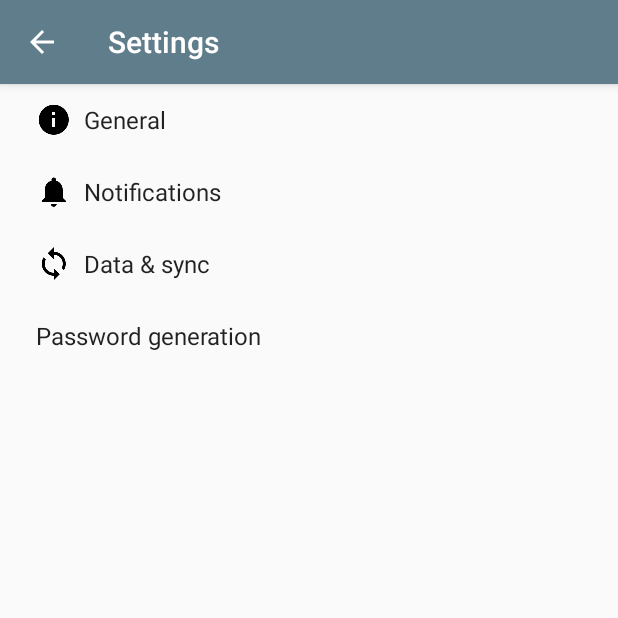
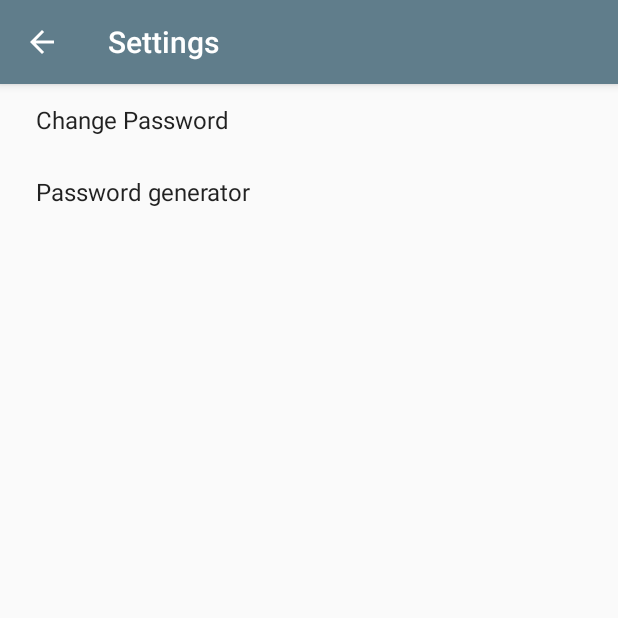
Before and after one commit to mhekkel/keylocker, an Android app: the screen it shows after launch (SettingsActivity), in the options menu, after a tap on "Settings", on a phone screen of 412 x 824 dp, the top half of it. Run offline under Robolectric (Android 15) with nearby library versions, the phone set to English and light mode, and no system bars; libraries missing offline, so code that uses them is left out: org.simpleframework.xml; 4 statements that could not run were skipped.

Commit message:
- instellingen werk

```diff
--- a/app/src/main/java/com/hekkelman/keylocker/InitActivity.java
+++ b/app/src/main/java/com/hekkelman/keylocker/InitActivity.java
@@ -4,17 +4,14 @@ import android.app.AlertDialog;
 import android.content.Intent;
 import android.support.v7.app.AppCompatActivity;
 import android.os.Bundle;
-import android.text.Editable;
 import android.text.InputType;
 import android.view.View;
 import android.widget.Button;
-import android.widget.CheckBox;
 import android.widget.CompoundButton;
 import android.widget.EditText;
 import android.widget.Switch;
 
-import com.hekkelman.keylocker.com.hekkelman.keylocker.datamodel.Key;
-import com.hekkelman.keylocker.com.hekkelman.keylocker.datamodel.KeyDb;
+import com.hekkelman.keylocker.datamodel.KeyDb;
 
 import java.io.File;
 
--- a/app/src/main/java/com/hekkelman/keylocker/MainActivity.java
+++ b/app/src/main/java/com/hekkelman/keylocker/MainActivity.java
@@ -26,8 +26,8 @@ import android.widget.ListView;
 import android.widget.TextView;
 import android.widget.Toast;
 
-import com.hekkelman.keylocker.com.hekkelman.keylocker.datamodel.Key;
-import com.hekkelman.keylocker.com.hekkelman.keylocker.datamodel.KeyDb;
+import com.hekkelman.keylocker.datamodel.Key;
+import com.hekkelman.keylocker.datamodel.KeyDb;
 
 import java.io.File;
 import java.util.List;
--- a/app/src/main/java/com/hekkelman/keylocker/UnlockActivity.java
+++ b/app/src/main/java/com/hekkelman/keylocker/UnlockActivity.java
@@ -13,7 +13,6 @@ import android.os.AsyncTask;
 import android.os.Build;
 import android.os.Bundle;
 import android.text.TextUtils;
-import android.util.Log;
 import android.view.KeyEvent;
 import android.view.View;
 import android.view.View.OnClickListener;
@@ -22,8 +21,7 @@ import android.widget.Button;
 import android.widget.EditText;
 import android.widget.TextView;
 
-import com.hekkelman.keylocker.com.hekkelman.keylocker.datamodel.Key;
-import com.hekkelman.keylocker.com.hekkelman.keylocker.datamodel.KeyDb;
+import com.hekkelman.keylocker.datamodel.KeyDb;
 
 import java.io.File;
 
--- a/app/src/main/java/com/hekkelman/keylocker/com/hekkelman/keylocker/datamodel/Key.java
+++ b/app/src/main/java/com/hekkelman/keylocker/datamodel/Key.java
@@ -1,4 +1,4 @@
-package com.hekkelman.keylocker.com.hekkelman.keylocker.datamodel;
+package com.hekkelman.keylocker.datamodel;
 
 import java.io.StringWriter;
 import java.text.ParseException;
--- a/app/src/main/java/com/hekkelman/keylocker/com/hekkelman/keylocker/datamodel/KeyChain.java
+++ b/app/src/main/java/com/hekkelman/keylocker/datamodel/KeyChain.java
@@ -1,7 +1,6 @@
-package com.hekkelman.keylocker.com.hekkelman.keylocker.datamodel;
+package com.hekkelman.keylocker.datamodel;
 
 
-import java.util.Collections;
 import java.util.Iterator;
 import java.util.List;
 import java.util.Vector;
--- a/app/src/main/java/com/hekkelman/keylocker/com/hekkelman/keylocker/datamodel/KeyDb.java
+++ b/app/src/main/java/com/hekkelman/keylocker/datamodel/KeyDb.java
@@ -1,10 +1,9 @@
-package com.hekkelman.keylocker.com.hekkelman.keylocker.datamodel;
+package com.hekkelman.keylocker.datamodel;
 
 import java.io.ByteArrayInputStream;
 import java.io.ByteArrayOutputStream;
 import java.io.File;
 import java.io.FileInputStream;
-import java.io.FileNotFoundException;
 import java.io.FileOutputStream;
 import java.io.InputStream;
 import java.io.OutputStream;
--- a/app/src/main/java/com/hekkelman/keylocker/com/hekkelman/keylocker/datamodel/Note.java
+++ b/app/src/main/java/com/hekkelman/keylocker/datamodel/Note.java
@@ -1,4 +1,4 @@
-package com.hekkelman.keylocker.com.hekkelman.keylocker.datamodel;
+package com.hekkelman.keylocker.datamodel;
 
 import java.text.SimpleDateFormat;
 import java.util.Date;
--- a/app/src/main/java/com/hekkelman/keylocker/xmlenc/DerivedKey.java
+++ b/app/src/main/java/com/hekkelman/keylocker/xmlenc/DerivedKey.java
@@ -18,7 +18,7 @@ public class DerivedKey {
 		this.method = new KeyDerivationMethod();
 	}
 
-	public Key getKey(char[] password) {
-		return method.getKey(password);
+	public Key getKey(char[] password, boolean newSalt) {
+		return method.getKey(password, newSalt);
 	}
 }
--- a/app/src/main/java/com/hekkelman/keylocker/xmlenc/EncryptedData.java
+++ b/app/src/main/java/com/hekkelman/keylocker/xmlenc/EncryptedData.java
@@ -4,17 +4,20 @@ import android.util.Base64;
 
 import java.io.ByteArrayInputStream;
 import java.io.ByteArrayOutputStream;
+import java.io.IOException;
 import java.io.InputStream;
 import java.io.OutputStream;
 import java.security.GeneralSecurityException;
 import java.security.InvalidAlgorithmParameterException;
 import java.security.InvalidKeyException;
 import java.security.Key;
+import java.security.NoSuchAlgorithmException;
 import java.security.SecureRandom;
 
 import javax.crypto.Cipher;
 import javax.crypto.CipherInputStream;
 import javax.crypto.CipherOutputStream;
+import javax.crypto.NoSuchPaddingException;
 import javax.crypto.spec.IvParameterSpec;
 import javax.crypto.spec.SecretKeySpec;
 
@@ -59,7 +62,7 @@ public class EncryptedData
 		Serializer serializer = new Persister();
 		EncryptedData encData = serializer.read(EncryptedData.class, is);
 
-		Key key = encData.keyInfo.getKey(password);
+		Key key = encData.keyInfo.getKey(password, false);
 
 		byte[] data = Base64.decode(encData.value, Base64.DEFAULT);
 		byte[] iv = new byte[KEY_BYTE_SIZE];
@@ -74,9 +77,7 @@ public class EncryptedData
 		return new CipherInputStream(new ByteArrayInputStream(data, KEY_BYTE_SIZE, data.length - KEY_BYTE_SIZE), cipher);
 	}
 
-	static public void encrypt(char[] password, InputStream data, OutputStream os)
-	{
-		try {
+	static public void encrypt(char[] password, InputStream data, OutputStream os) throws Exception {
 		EncryptedData encData = new EncryptedData();
 
 		byte[] iv = new byte[KEY_BYTE_SIZE];
@@ -87,7 +88,7 @@ public class EncryptedData
 		ByteArrayOutputStream bs = new ByteArrayOutputStream();
 		bs.write(iv);
 
-			Key key = encData.keyInfo.getKey(password);
+		Key key = encData.keyInfo.getKey(password, true);
 
 		Cipher cipher = Cipher.getInstance("AES/CBC/PKCS5Padding");
 		cipher.init(Cipher.ENCRYPT_MODE,
@@ -113,12 +114,5 @@ public class EncryptedData
 
 		Serializer serializer = new Persister();
 		serializer.write(encData, os);
-		} catch (GeneralSecurityException e) {
-			// TODO Auto-generated catch block
-			e.printStackTrace();
-		} catch (Exception e) {
-			// TODO Auto-generated catch block
-			e.printStackTrace();
 	}
 }
-}
--- a/app/src/main/java/com/hekkelman/keylocker/xmlenc/KeyDerivationMethod.java
+++ b/app/src/main/java/com/hekkelman/keylocker/xmlenc/KeyDerivationMethod.java
@@ -23,7 +23,7 @@ public class KeyDerivationMethod {
 		this.params = new PBKDF2Params();
 	}
 
-	public Key getKey(char[] password) {
-		return params.getKey(password);
+	public Key getKey(char[] password, boolean newSalt) {
+		return params.getKey(password, newSalt);
 	}
 }
--- a/app/src/main/java/com/hekkelman/keylocker/xmlenc/KeyInfo.java
+++ b/app/src/main/java/com/hekkelman/keylocker/xmlenc/KeyInfo.java
@@ -17,7 +17,7 @@ public class KeyInfo {
 		this.derivedKey = new DerivedKey();
 	}
 
-	public Key getKey(char[] password) {
-		return derivedKey.getKey(password);
+	public Key getKey(char[] password, boolean newSalt) {
+		return derivedKey.getKey(password, newSalt);
 	}
 }
--- a/app/src/main/java/com/hekkelman/keylocker/xmlenc/PBKDF2Params.java
+++ b/app/src/main/java/com/hekkelman/keylocker/xmlenc/PBKDF2Params.java
@@ -65,15 +65,20 @@ public class PBKDF2Params {
 			throw new Exception("Invalid PBKDF2 Parameters");
 	}
 
-	public Key getKey(char[] password) {
+	public Key getKey(char[] password, boolean newSalt) {
 		try {
+			if (newSalt) {
+				SecureRandom random = new SecureRandom();
+
+				this._salt = new byte[HASH_BYTE_SIZE];
+				random.nextBytes(this._salt);
+			}
+
 			KeySpec ks = new PBEKeySpec(password, this._salt, iterationCount, 16 * 8);
 			SecretKeyFactory f = SecretKeyFactory.getInstance("PBKDF2WithHmacSHA1");
-			SecretKey s = f.generateSecret(ks);
-			return s;
+			return f.generateSecret(ks);
 		}
 		catch (Exception e) {
-			System.out.print(e);
 			return null;
 		}
 	}
--- a/app/src/main/res/layout/content_key_detail.xml
+++ b/app/src/main/res/layout/content_key_detail.xml
@@ -70,6 +70,7 @@
                 android:imeOptions="actionGo"
                 android:inputType="text"
                 android:singleLine="true"
+                android:selectAllOnFocus="true"
                 />
         </android.support.design.widget.TextInputLayout>
 
--- a/app/src/main/res/values/strings.xml
+++ b/app/src/main/res/values/strings.xml
@@ -31,7 +31,6 @@
 
     <string name="init_text">You are about to create a new key locker file. Please choose a strong password consisting of at least five digits to protect your locker and make sure you do not forget this. There\'s no way to retrieve a lost locker password.</string>
     <string name="init_caption">New Locker</string>
-    <string name="init_caption_2">Enter your password again</string>
     <string name="init_numeric_cb">Numeric password</string>
     <string name="init_create_btn">Create</string>
     <string name="init_hint_1_nr">Pin Code or Password</string>
@@ -51,8 +50,7 @@
     <string name="pref_header_general">General</string>
 
     <string name="pref_title_social_recommendations">Enable social recommendations</string>
-    <string name="pref_description_social_recommendations">Recommendations for people to contact
-        based on your message history
+    <string name="pref_description_social_recommendations">Recommendations for people to contact based on your message history
     </string>
 
     <string name="pref_title_display_name">Display name</string>
@@ -113,4 +111,6 @@
     <string name="pref_title_include_capitals">Include Capitals</string>
     <string name="pref_title_include_symbols">Include Symbols</string>
     <string name="pref_title_include_digits">Include Digits</string>
+    <string name="pref_password_generator">Password generator</string>
+    <string name="prefs_change_pw">Change Password</string>
 </resources>
--- a/app/src/main/res/xml/pref_headers.xml
+++ b/app/src/main/res/xml/pref_headers.xml
@@ -2,23 +2,27 @@
 
     <!-- These settings headers are only used on tablets. -->
 
-    <header
-        android:fragment="com.hekkelman.keylocker.SettingsActivity$GeneralPreferenceFragment"
-        android:icon="@drawable/ic_info_black_24dp"
-        android:title="@string/pref_header_general" />
+    <!--<header-->
+        <!--android:fragment="com.hekkelman.keylocker.SettingsActivity$GeneralPreferenceFragment"-->
+        <!--android:icon="@drawable/ic_info_black_24dp"-->
+        <!--android:title="@string/pref_header_general" />-->
+
+    <!--<header-->
+        <!--android:fragment="com.hekkelman.keylocker.SettingsActivity$NotificationPreferenceFragment"-->
+        <!--android:icon="@drawable/ic_notifications_black_24dp"-->
+        <!--android:title="@string/pref_header_notifications" />-->
+
+    <!--<header-->
+        <!--android:fragment="com.hekkelman.keylocker.SettingsActivity$DataSyncPreferenceFragment"-->
+        <!--android:icon="@drawable/ic_sync_black_24dp"-->
+        <!--android:title="@string/pref_header_data_sync" />-->
 
     <header
-        android:fragment="com.hekkelman.keylocker.SettingsActivity$NotificationPreferenceFragment"
-        android:icon="@drawable/ic_notifications_black_24dp"
-        android:title="@string/pref_header_notifications" />
+        android:fragment="com.hekkelman.keylocker.SettingsActivity$LockerPasswordPreferenceFragment"
+        android:title="@string/prefs_change_pw" />
 
     <header
-        android:fragment="com.hekkelman.keylocker.SettingsActivity$DataSyncPreferenceFragment"
-        android:icon="@drawable/ic_sync_black_24dp"
-        android:title="@string/pref_header_data_sync" />
-
-    <header
-        android:fragment="com.hekkelman.keylocker.SettingsActivity$PasswordPreferenceFragment"
-        android:title="Password generation" />
+        android:fragment="com.hekkelman.keylocker.SettingsActivity$PasswordGeneratorPreferenceFragment"
+        android:title="@string/pref_password_generator" />
 
 </preference-headers>
--- /dev/null
+++ b/app/src/main/res/xml/pref_locker_password.xml
@@ -0,0 +1,4 @@
+<?xml version="1.0" encoding="utf-8"?>
+<PreferenceScreen xmlns:android="http://schemas.android.com/apk/res/android">
+
+</PreferenceScreen>
--- a/app/src/main/res/xml/pref_password.xml
+++ b/app/src/main/res/xml/pref_password_generator.xml
@@ -5,6 +5,7 @@
     <EditTextPreference
         android:defaultValue="8"
         android:inputType="number"
+        android:numeric="integer"
         android:key="password-length"
         android:maxLines="1"
         android:selectAllOnFocus="true"
```
Also changed, not shown: app/src/main/java/com/hekkelman/keylocker/KeyDetailActivity.java (+5 -10 lines), app/src/main/java/com/hekkelman/keylocker/SettingsActivity.java (+33 -5 lines), 2 other files. Lines whose indentation alone changed are shown as unchanged.
